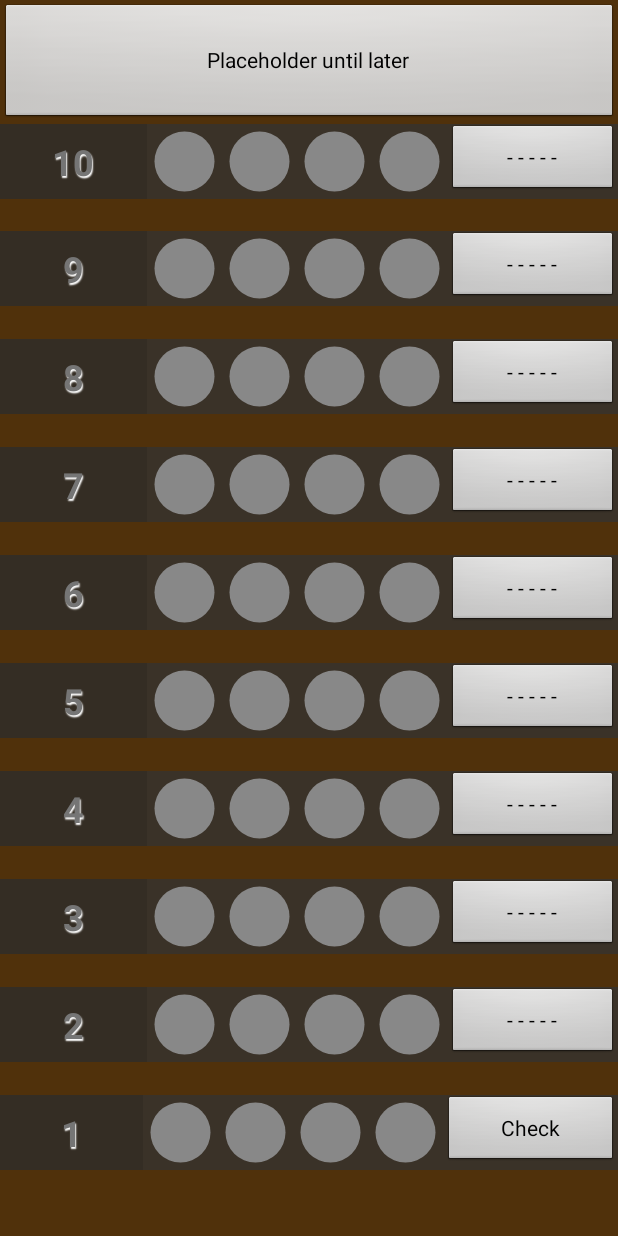
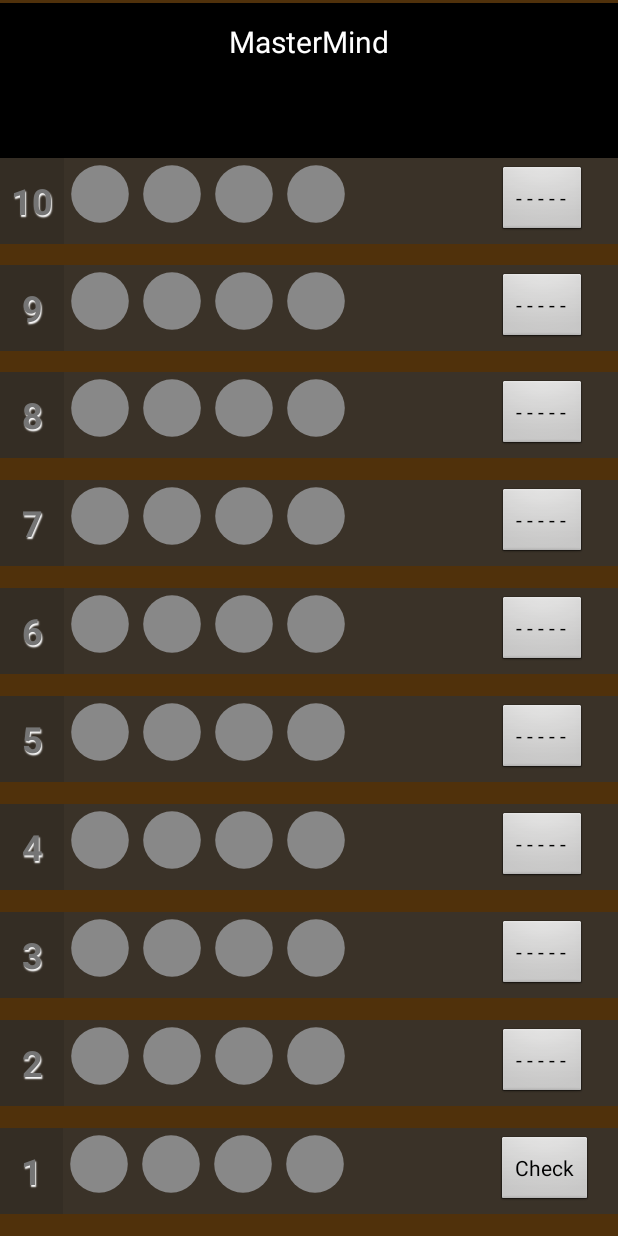
Before and after one commit to ChrisLaforet/MasterMind, an Android app: the PlayMastermindActivity screen opened directly, with no data from a screen before it, on a phone screen of 412 x 824 dp. Run offline under Robolectric (Android 15) with nearby library versions, the phone set to English and light mode, and no system bars.

Commit message:
Testing against real tablets and phones and making changes

```diff
--- a/app/src/main/java/com/chrislaforetsoftware/mm/board/MastermindCodeRow.kt
+++ b/app/src/main/java/com/chrislaforetsoftware/mm/board/MastermindCodeRow.kt
@@ -53,6 +53,11 @@ class MastermindCodeRow(context: Context, attrs: AttributeSet?, defStyle: Int) :
 			peg5.visibility = GONE
 		}
 		activeWells = wells.toList()
+
+		val pegWidth = context.resources.displayMetrics.heightPixels * 8 / 100
+		for (well in this.activeWells) {
+			well.maxPegWidth = pegWidth
+		}
 	}
 
 	fun setCodeColors(pegs: List<PegColor>) {
@@ -60,4 +65,10 @@ class MastermindCodeRow(context: Context, attrs: AttributeSet?, defStyle: Int) :
 			activeWells[index].setColor(pegs[index])
 		}
 	}
+
+	fun setMaxPegWidth(maxPegWidth: Int) {
+		for (well in this.activeWells) {
+			well.maxPegWidth = maxPegWidth
+		}
+	}
 }
--- a/app/src/main/java/com/chrislaforetsoftware/mm/board/MastermindPegHole.kt
+++ b/app/src/main/java/com/chrislaforetsoftware/mm/board/MastermindPegHole.kt
@@ -4,6 +4,7 @@ import android.content.Context
 import android.graphics.Canvas
 import android.graphics.Paint
 import android.util.AttributeSet
+import android.util.Log
 import android.view.View
 import com.chrislaforetsoftware.mm.R
 import com.chrislaforetsoftware.mm.rules.PegColor
@@ -15,12 +16,13 @@ class MastermindPegHole(context: Context, attrs: AttributeSet?, defStyle: Int) :
     constructor(context: Context) : this(context, null, 0)
     constructor(context: Context, attrs: AttributeSet) : this(context, attrs, 0)
 
-
     private var pegColor = PegColor.Clear
     var choices = 4
 
     private var defaultBoxDimension = 20
-    private var side: Int = defaultBoxDimension
+    var side: Int = defaultBoxDimension
+        private set
+    var maxPegWidth: Int = defaultBoxDimension
 
     init {
         prepareContentDescriptionFor(pegColor)
@@ -56,8 +58,17 @@ class MastermindPegHole(context: Context, attrs: AttributeSet?, defStyle: Int) :
             MeasureSpec.AT_MOST, MeasureSpec.EXACTLY -> height = MeasureSpec.getSize(heightMeasureSpec)
             MeasureSpec.UNSPECIFIED -> height = defaultBoxDimension
         }
-        this.side = width.coerceAtLeast(height)
-        setMeasuredDimension(this.side, this.side)
+
+        if (width > this.maxPegWidth) {
+            width = this.maxPegWidth
+        }
+
+        if (height > this.maxPegWidth) {
+            height = this.maxPegWidth
+        }
+
+        this.side = minOf(height, width)
+        setMeasuredDimension(this.side, this.side * 3)
     }
 
     fun setColor(pegColor: PegColor) {
--- a/app/src/main/java/com/chrislaforetsoftware/mm/board/MastermindPegRow.kt
+++ b/app/src/main/java/com/chrislaforetsoftware/mm/board/MastermindPegRow.kt
@@ -1,8 +1,12 @@
 package com.chrislaforetsoftware.mm.board
 
+import android.app.Activity
 import android.app.AlertDialog
 import android.content.Context
+import android.content.res.Resources
 import android.util.AttributeSet
+import android.util.DisplayMetrics
+import android.util.Log
 import android.widget.Button
 import android.widget.LinearLayout
 import android.widget.TextView
@@ -18,6 +22,7 @@ class MastermindPegRow(context: Context, attrs: AttributeSet?, defStyle: Int) :
 	constructor(context: Context, attrs: AttributeSet) : this(context, attrs, 0)
 
 	private var rowNumber: TextView
+	private var pegs: LinearLayout
 	private var peg0: MastermindPegHole
 	private var peg1: MastermindPegHole
 	private var peg2: MastermindPegHole
@@ -39,16 +44,18 @@ class MastermindPegRow(context: Context, attrs: AttributeSet?, defStyle: Int) :
 	init {
 		inflate(this.context, R.layout.mastermind_pegrow, this)
 
-		rowNumber = findViewById<TextView>(R.id.row_number)
+		val linearLayout = this as LinearLayout
+		rowNumber = linearLayout.findViewById<TextView>(R.id.row_number)
+		pegs = linearLayout.findViewById<LinearLayout>(R.id.pegs)
 		peg0 = preparePegHole(R.id.peg_0)
 		peg1 = preparePegHole(R.id.peg_1)
 		peg2 = preparePegHole(R.id.peg_2)
 		peg3 = preparePegHole(R.id.peg_3)
 		peg4 = preparePegHole(R.id.peg_4)
 		peg5 = preparePegHole(R.id.peg_5)
-		doneButton = findViewById<Button>(R.id.row_done)
-		blackCount = findViewById<TextView>(R.id.black_count)
-		whiteCount = findViewById<TextView>(R.id.white_count)
+		doneButton = linearLayout.findViewById<Button>(R.id.row_done)
+		blackCount = linearLayout.findViewById<TextView>(R.id.black_count)
+		whiteCount = linearLayout.findViewById<TextView>(R.id.white_count)
 	}
 
 	private fun preparePegHole(pegHoleId: Int): MastermindPegHole {
@@ -67,7 +74,7 @@ class MastermindPegRow(context: Context, attrs: AttributeSet?, defStyle: Int) :
 
 	fun setNumber(number: Int) {
 		this.row = number
-		this.rowNumber.text = this.row.toString()
+		this.rowNumber.text = number.toString()
 
 		val rowIs = resources.getString(R.string.row_is)
 		this.rowNumber.contentDescription = "$rowIs $this.row.toString()"
@@ -93,6 +100,18 @@ class MastermindPegRow(context: Context, attrs: AttributeSet?, defStyle: Int) :
 			peg5.visibility = GONE
 		}
 		activeWells = wells.toList()
+		setMaxWidthForPegs()
+	}
+
+	private fun setMaxWidthForPegs() {
+		val pegsWidth = context.resources.displayMetrics.widthPixels * 70 / 100
+		val pegsHeight = context.resources.displayMetrics.heightPixels * 7 / 100
+		pegs.layoutParams = LinearLayout.LayoutParams(pegsWidth, pegsHeight)
+
+		val pegWidth = pegsWidth / PlayMastermindActivity.MAX_WELLS			// keep size consistent across the board
+		for (well in this.activeWells) {
+			well.maxPegWidth = pegWidth
+		}
 	}
 
 	fun activateRow(activate: Boolean) {
--- a/app/src/main/java/com/chrislaforetsoftware/mm/board/MastermindSelector.kt
+++ b/app/src/main/java/com/chrislaforetsoftware/mm/board/MastermindSelector.kt
@@ -44,7 +44,7 @@ class MastermindSelector(private val context: Context, private val activePegHole
         // https://stackoverflow.com/questions/5944987/how-to-create-a-popup-window-popupwindow-in-android
         // https://stackoverflow.com/questions/16818146/android-popupwindow-above-a-specific-view
 
-        val unitSize = activePegHole.height
+        val unitSize = activePegHole.side
         val focusable = true        // lets taps outside the popup also dismiss it
         popup = PopupWindow(popupView,
                 LinearLayout.LayoutParams.WRAP_CONTENT,
--- a/app/src/main/java/com/chrislaforetsoftware/mm/board/PlayMastermindActivity.kt
+++ b/app/src/main/java/com/chrislaforetsoftware/mm/board/PlayMastermindActivity.kt
@@ -3,9 +3,11 @@ package com.chrislaforetsoftware.mm.board
 import android.app.Activity
 import android.app.AlertDialog
 import android.os.Bundle
+import android.util.Log
 import android.view.View.GONE
 import android.view.View.VISIBLE
 import android.widget.Button
+import android.widget.LinearLayout
 import com.chrislaforetsoftware.mm.R
 import com.chrislaforetsoftware.mm.rules.Code
 import com.chrislaforetsoftware.mm.rules.PegColor
@@ -31,7 +33,6 @@ class PlayMastermindActivity : Activity(), PegRowComplete {
     private lateinit var row9: MastermindPegRow
     private lateinit var topBar: Button
     private lateinit var codeRow: MastermindCodeRow
-
 
     private lateinit var rows: List<MastermindPegRow>
     private var currentActiveRow: Int = 0
@@ -59,14 +60,21 @@ class PlayMastermindActivity : Activity(), PegRowComplete {
         totalColors = intent.getIntExtra(TOTAL_COLORS, BASIC_COLORS)
         allowDuplicateColors = intent.getBooleanExtra(ALLOW_DUPLICATE_COLORS, false)
 
+    }
+
+    override fun onStart() {
+        super.onStart()
+
         prepareRows()
 
         val code = generateCodeToMatch()
         codeToMatch = Code(code)
+Log.d("CODE", "code is $codeToMatch")
 
         // start the game clock
         // Create clock here
 
+        currentActiveRow = 0
         rows[currentActiveRow].activateRow(true)
     }
 
@@ -101,10 +109,10 @@ class PlayMastermindActivity : Activity(), PegRowComplete {
         rows = allRows.toList()
     }
 
-    private fun preparePegRow(rowId: Int, rowNumber: Int, is6Well: Boolean): MastermindPegRow {
+    private fun preparePegRow(rowId: Int, number: Int, is6Well: Boolean): MastermindPegRow {
         val row = findViewById<MastermindPegRow>(rowId)
         row.setWells(if (is6Well) MAX_WELLS else BASIC_WELLS)
-        row.setNumber(rowNumber)
+        row.setNumber(number)
         row.setChoices(if (totalColors == BASIC_COLORS) BASIC_COLORS else REDUCED_COLORS)
         row.registerCheckPlay(this)
         return row
@@ -166,8 +174,17 @@ class PlayMastermindActivity : Activity(), PegRowComplete {
     }
 
     private fun showCode(code: Code) {
+        val height = topBar.height
+
         topBar.visibility = GONE
         codeRow.visibility = VISIBLE
+
+        val params = codeRow.layoutParams
+        params.height = height
+        codeRow.layoutParams = params
+
+        codeRow.setMaxPegWidth(height)
+
         codeRow.setCodeColors(code.colors)
     }
 
--- a/app/src/main/res/layout/activity_play_mastermind.xml
+++ b/app/src/main/res/layout/activity_play_mastermind.xml
@@ -14,19 +14,32 @@
             android:paddingTop="2sp"
             android:weightSum="100">
 
+        <TextView
+                android:layout_width="match_parent"
+                android:layout_height="30dp"
+                android:textColor="@color/white"
+                android:background="@color/black"
+                android:gravity="center"
+                android:text="@string/app_name"
+                android:textSize="20sp"
+                android:layout_weight="8"
+                />
+
         <Button
                 android:id="@+id/top_bar"
-                android:text="Placeholder until later"
+                android:text=""
+                android:background="@color/black"
                 android:layout_width="match_parent"
                 android:layout_height="wrap_content"
-                android:layout_weight="12" />
+                android:layout_weight="12"
+                />
 
         <com.chrislaforetsoftware.mm.board.MastermindCodeRow
                 android:id="@+id/code_row"
                 android:layout_width="match_parent"
-                android:layout_height="wrap_content"
+                android:layout_height="match_parent"
                 android:visibility="gone"
-            />
+                />
 
         <com.chrislaforetsoftware.mm.board.MastermindPegRow
                 android:id="@+id/peg_row_9"
--- a/app/src/main/res/layout/mastermind_pegrow.xml
+++ b/app/src/main/res/layout/mastermind_pegrow.xml
@@ -7,13 +7,14 @@
         android:layout_height="wrap_content"
         android:layout_gravity="center_horizontal"
         android:orientation="horizontal"
+        android:weightSum="100"
         >
 
     <EditText
             android:id="@+id/row_number"
             android:layout_width="40dp"
             android:layout_height="match_parent"
-            android:layout_weight="1"
+            android:layout_weight="10"
             android:background="#1A000000"
             android:clickable="false"
             android:cursorVisible="false"
@@ -24,57 +25,81 @@
             android:shadowDx="1"
             android:shadowDy="2"
             android:shadowRadius="0.6"
-            android:text="#"
+            android:text=""
             android:textAlignment="center"
             android:textColor="@color/gray_600"
             android:textSize="24sp"
             android:textStyle="bold" />
 
+    <LinearLayout
+            android:id="@+id/pegs"
+            android:layout_width="wrap_content"
+            android:layout_height="match_parent"
+            android:layout_weight="70"
+            android:weightSum="6"
+            android:orientation="horizontal">
+
         <com.chrislaforetsoftware.mm.board.MastermindPegHole
                 android:id="@+id/peg_0"
-            android:layout_width="50dp"
-            android:layout_height = "50dp"
+                android:layout_width="200dp"
+                android:layout_height = "200dp"
+                android:layout_weight="1"
                 android:contentDescription="@string/first_peg"
                 />
 
         <com.chrislaforetsoftware.mm.board.MastermindPegHole
                 android:id="@+id/peg_1"
-            android:layout_width="50dp"
-            android:layout_height = "50dp"
+                android:layout_width="200dp"
+                android:layout_height = "200dp"
+                android:layout_weight="1"
                 android:contentDescription="@string/second_peg"
                 />
 
         <com.chrislaforetsoftware.mm.board.MastermindPegHole
                 android:id="@+id/peg_2"
-            android:layout_width="50dp"
-            android:layout_height = "50dp"
+                android:layout_width="200dp"
+                android:layout_height = "200dp"
+                android:layout_weight="1"
                 android:contentDescription="@string/third_peg"
                 />
 
         <com.chrislaforetsoftware.mm.board.MastermindPegHole
                 android:id="@+id/peg_3"
-            android:layout_width="50dp"
-            android:layout_height = "50dp"
+                android:layout_width="200dp"
+                android:layout_height = "200dp"
+                android:layout_weight="1"
                 android:contentDescription="@string/fourth_peg"
                 />
 
         <com.chrislaforetsoftware.mm.board.MastermindPegHole
                 android:id="@+id/peg_4"
-            android:layout_width="50dp"
-            android:layout_height = "50dp"
+                android:layout_width="200dp"
+                android:layout_height = "200dp"
+                android:layout_weight="1"
                 android:contentDescription="@string/fifth_peg"
                 />
 
         <com.chrislaforetsoftware.mm.board.MastermindPegHole
                 android:id="@+id/peg_5"
-            android:layout_width="50dp"
-            android:layout_height = "50dp"
+                android:layout_width="200dp"
+                android:layout_height = "200dp"
+                android:layout_weight="1"
                 android:contentDescription="@string/sixth_peg"
                 />
+    </LinearLayout>
+
+    <LinearLayout
+            android:id="@+id/score"
+            android:layout_width="wrap_content"
+            android:layout_height="match_parent"
+            android:layout_weight="20"
+            android:weightSum="5"
+            android:orientation="horizontal">
 
         <Space
                 android:layout_width="0dp"
                 android:layout_height="match_parent"
+                android:layout_weight="1"
                 />
 
         <Button
@@ -83,7 +108,8 @@
                 android:layout_height="wrap_content"
                 android:text="- - - - -"
                 android:clickable="false"
-            android:layout_weight="1"
+                android:layout_weight="4"
+                android:layout_gravity="center_vertical"
                 android:contentDescription="@string/check_my_guess"
                 />
 
@@ -95,14 +121,17 @@
                 android:background="@color/black"
                 android:textColor="@color/white"
                 android:textAlignment="center"
+                android:paddingLeft="10dp"
+                android:paddingRight="10dp"
                 android:clickable="false"
                 android:cursorVisible="false"
                 android:focusable="false"
                 android:focusableInTouchMode="false"
-            android:layout_weight="1"
+                android:layout_weight="2"
                 android:textSize="24sp"
                 android:textStyle="bold"
                 android:visibility="gone"
+                android:layout_gravity="center"
                 android:contentDescription="@string/black_correct"
                 />
 
@@ -114,14 +143,19 @@
                 android:background="@color/white"
                 android:textColor="@color/black"
                 android:textAlignment="center"
+                android:paddingLeft="10dp"
+                android:paddingRight="10dp"
                 android:clickable="false"
                 android:cursorVisible="false"
                 android:focusable="false"
                 android:focusableInTouchMode="false"
-            android:layout_weight="1"
+                android:layout_weight="2"
                 android:textSize="24sp"
                 android:textStyle="bold"
                 android:visibility="gone"
+                android:layout_gravity="center_vertical"
                 android:contentDescription="@string/white_correct"
                 />
+
     </LinearLayout>
+</LinearLayout>
--- a/app/src/main/res/values/styles.xml
+++ b/app/src/main/res/values/styles.xml
@@ -10,7 +10,7 @@
     </style>
 
     <style name="Widget.Theme.MasterMind.CodeBar" parent="">
-        <item name="android:background">#bbbbbbbb</item>
+        <item name="android:background">@color/black</item>
         <item name="android:buttonBarStyle">?android:attr/buttonBarStyle</item>
     </style>
 
```
Also changed, not shown: app/src/main/AndroidManifest.xml (+7 -2 lines), app/src/main/res/layout/activity_main.xml (+22 -25 lines), app/src/main/res/layout/mastermind_coderow.xml (+24 -16 lines). Lines whose indentation alone changed are shown as unchanged.
